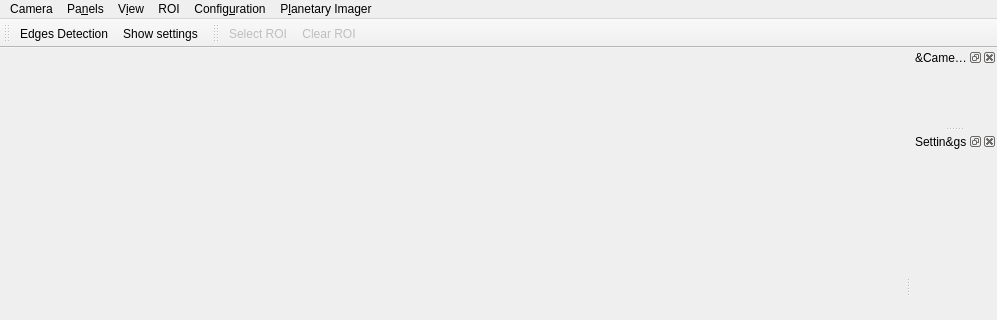
First picture: the form in src/planetaryimager_mainwindow.ui, repository GuLinux/PlanetaryImager, before the edit; both pictures show x 0 to 997 and y 0 to 320 of the 997 by 546 pixel window.
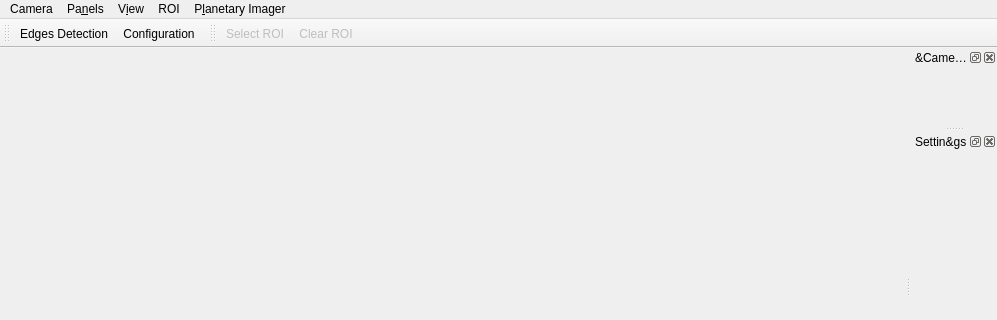
Second picture: the form after the edit. Icons and pictures are not drawn.

```diff
--- a/src/planetaryimager_mainwindow.ui
+++ b/src/planetaryimager_mainwindow.ui
@@ -64,12 +64,6 @@
     </property>
     <addaction name="actionEdges_Detection"/>
    </widget>
-   <widget class="QMenu" name="menuSettings">
-    <property name="title">
-     <string>Config&amp;uration</string>
-    </property>
-    <addaction name="actionShow_settings"/>
-   </widget>
    <widget class="QMenu" name="menuROI">
     <property name="title">
      <string>ROI</string>
@@ -89,7 +83,6 @@
    <addaction name="menuPanels"/>
    <addaction name="menuView"/>
    <addaction name="menuROI"/>
-   <addaction name="menuSettings"/>
    <addaction name="menuPlanetary_Imager"/>
   </widget>
   <widget class="QStatusBar" name="statusbar"/>
@@ -279,7 +272,7 @@
      <normaloff>.</normaloff>.</iconset>
    </property>
    <property name="text">
-    <string>&amp;Show settings</string>
+    <string>&amp;Configuration</string>
    </property>
    <property name="shortcut">
     <string>Ctrl+E</string>
```
Left out of the diff: 8 changed lines with no effect on the pictures.
